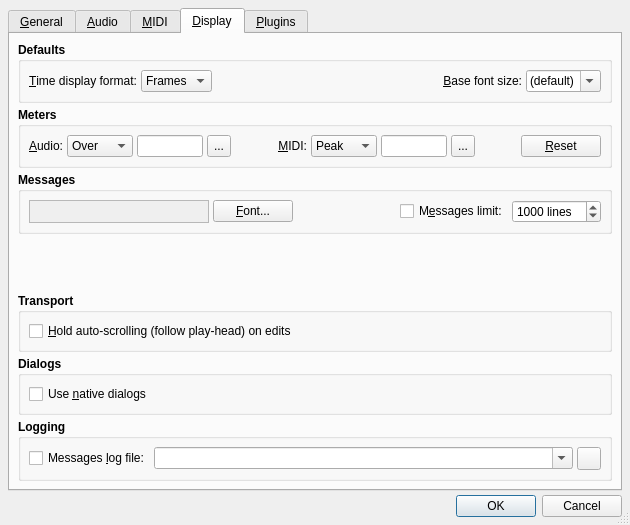
Old version of the form src/qtractorOptionsForm.ui in the repository rncbc/qtractor.
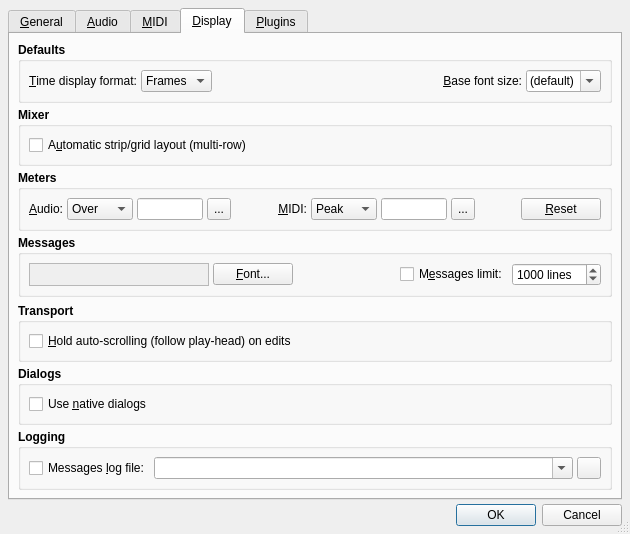
New version of the form. The open tabs and pages were chosen to show the change. Icons and pictures are not drawn.

Commit message: - Mixer widget gets automatic multi-row strip layout.

Patch:
```diff
--- a/src/qtractorOptionsForm.ui
+++ b/src/qtractorOptionsForm.ui
@@ -2287,6 +2287,49 @@
          </layout>
         </widget>
        </item>
+       <item>
+        <widget class="QGroupBox" name="DisplayMixerGroupBox">
+         <property name="font">
+          <font>
+           <weight>75</weight>
+           <bold>true</bold>
+          </font>
+         </property>
+         <property name="title">
+          <string>Mixer</string>
+         </property>
+         <property name="flat">
+          <bool>true</bool>
+         </property>
+         <layout class="QGridLayout">
+          <property name="margin">
+           <number>8</number>
+          </property>
+          <property name="spacing">
+           <number>4</number>
+          </property>
+          <item row="0" column="0">
+           <widget class="QCheckBox" name="MixerAutoGridLayoutCheckBox">
+            <property name="font">
+             <font>
+              <weight>50</weight>
+              <bold>false</bold>
+             </font>
+            </property>
+            <property name="toolTip">
+             <string>Whether to allow automatic mixer strip/grid layout (multi-row).</string>
+            </property>
+            <property name="text">
+			 <string>A&amp;utomatic strip/grid layout (multi-row)</string>
+            </property>
+            <property name="shortcut">
+             <string>Alt+U</string>
+            </property>
+           </widget>
+          </item>
+         </layout>
+        </widget>
+       </item>
        <item>
 		<widget class="QGroupBox" name="DisplayMetersGroupBox">
          <property name="font">
```
Left out of the diff: 1 changed line with no effect on the pictures. Lines whose indentation alone changed are shown as unchanged. The commit also changes 14 other files.
